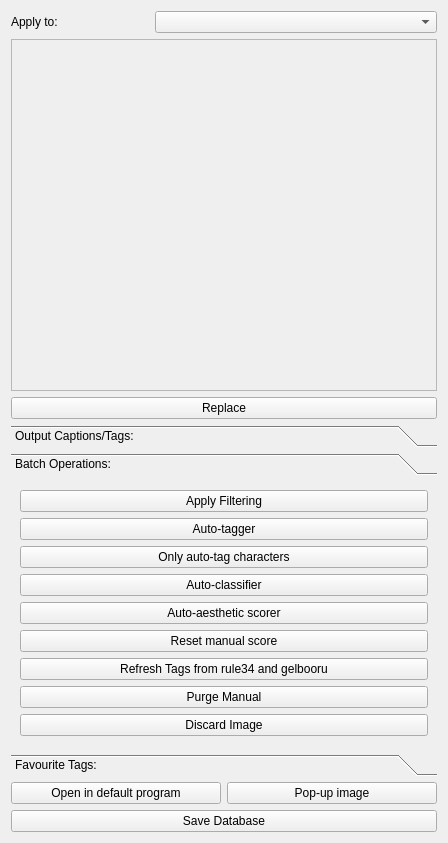
Old version of the form interfaces/databaseToolsBase.ui in the repository HaW-Tagger/HWtagger.
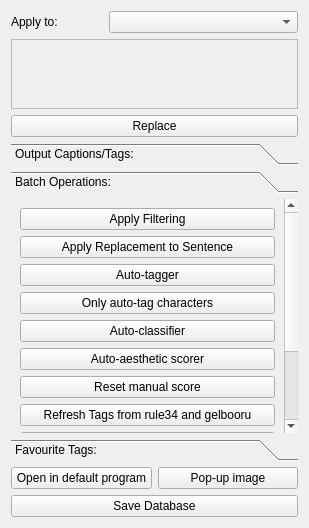
New version of the form. The open tabs and pages were chosen to show the change.

What changed in the file:
```diff
--- a/interfaces/databaseToolsBase.ui
+++ b/interfaces/databaseToolsBase.ui
@@ -6,8 +6,8 @@
    <rect>
     <x>0</x>
     <y>0</y>
-    <width>448</width>
-    <height>843</height>
+    <width>309</width>
+    <height>528</height>
    </rect>
   </property>
   <property name="windowTitle">
@@ -41,8 +41,8 @@
        <rect>
         <x>0</x>
         <y>0</y>
-        <width>428</width>
-        <height>325</height>
+        <width>295</width>
+        <height>116</height>
        </rect>
       </property>
      </widget>
@@ -261,22 +261,42 @@
        <rect>
         <x>0</x>
         <y>0</y>
-        <width>430</width>
-        <height>282</height>
+        <width>284</width>
+        <height>262</height>
        </rect>
       </property>
       <attribute name="label">
        <string>Batch Operations:</string>
       </attribute>
       <layout class="QGridLayout" name="gridLayout_3">
-       <item row="3" column="0">
-        <widget class="QPushButton" name="pushButton_auto_classify">
+       <item row="10" column="0">
+        <widget class="QPushButton" name="pushButton_refresh_tags_from_gelbooru_and_rule34">
          <property name="text">
-          <string>Auto-classifier</string>
+          <string>Refresh Tags from rule34 and gelbooru</string>
          </property>
         </widget>
        </item>
-       <item row="7" column="0">
+       <item row="1" column="0">
+        <widget class="QPushButton" name="pushButton_apply_replacement_to_sentence">
+         <property name="toolTip">
+          <string>Currently doesn't do anything, will be implemented later</string>
+         </property>
+         <property name="text">
+          <string>Apply Replacement to Sentence</string>
+         </property>
+        </widget>
+       </item>
+       <item row="12" column="0">
+        <widget class="QPushButton" name="pushButton_export_images">
+         <property name="toolTip">
+          <string>&lt;html&gt;&lt;head/&gt;&lt;body&gt;&lt;p&gt;This will export the selection (check the apply to section above) to a new directory.&lt;br/&gt;&lt;br/&gt;A pop up will show up and ask for a directory and a group name&lt;/p&gt;&lt;p&gt;&lt;br/&gt;&lt;/p&gt;&lt;p&gt;If a database doesn't exist in the output location, then a new database is created with the same tags.&lt;/p&gt;&lt;p&gt;&lt;br/&gt;&lt;/p&gt;&lt;p&gt;If a database exists, then the images are exported, and the tags are automatically added to the previously exisiting database under the entered group name.&lt;/p&gt;&lt;/body&gt;&lt;/html&gt;</string>
+         </property>
+         <property name="text">
+          <string>Export Images</string>
+         </property>
+        </widget>
+       </item>
+       <item row="8" column="0">
         <widget class="QPushButton" name="pushButton_reset_manual_score">
          <property name="toolTip">
           <string>reset all scores that were changed, and if the threshold are changed, will change the scores, without needing to restart the scorer</string>
@@ -286,39 +306,7 @@
          </property>
         </widget>
        </item>
-       <item row="0" column="0">
-        <widget class="QPushButton" name="pushButton_apply_filtering">
-         <property name="sizePolicy">
-          <sizepolicy hsizetype="Minimum" vsizetype="Fixed">
-           <horstretch>0</horstretch>
-           <verstretch>0</verstretch>
-          </sizepolicy>
-         </property>
-         <property name="minimumSize">
-          <size>
-           <width>50</width>
-           <height>0</height>
-          </size>
-         </property>
-         <property name="toolTip">
-          <string>filter the selction</string>
-         </property>
-         <property name="text">
-          <string>Apply Filtering</string>
-         </property>
-        </widget>
-       </item>
-       <item row="12" column="0">
-        <widget class="QPushButton" name="pushButton_discard_image">
-         <property name="toolTip">
-          <string>discard the selected images by moving it to the discarded folder</string>
-         </property>
-         <property name="text">
-          <string>Discard Image</string>
-         </property>
-        </widget>
-       </item>
-       <item row="10" column="0">
+       <item row="11" column="0">
         <widget class="QPushButton" name="pushButton_purge_manual">
          <property name="toolTip">
           <string>remove all manually edited tags and reviewed conflicts</string>
@@ -328,8 +316,28 @@
          </property>
         </widget>
        </item>
-       <item row="1" column="0">
-        <widget class="QPushButton" name="pushButton_auto_tag">
+       <item row="4" column="0">
+        <widget class="QPushButton" name="pushButton_auto_classify">
+         <property name="toolTip">
+          <string>Use the classifer model and some images will have additional tags for sources if the confidence is high</string>
+         </property>
+         <property name="text">
+          <string>Auto-classifier</string>
+         </property>
+        </widget>
+       </item>
+       <item row="3" column="0">
+        <widget class="QPushButton" name="pushButton_only_tag_characters">
+         <property name="toolTip">
+          <string>Use the Swinv2-3 tagger and only extract identified characters</string>
+         </property>
+         <property name="text">
+          <string>Only auto-tag characters</string>
+         </property>
+        </widget>
+       </item>
+       <item row="0" column="0">
+        <widget class="QPushButton" name="pushButton_apply_filtering">
          <property name="sizePolicy">
           <sizepolicy hsizetype="Minimum" vsizetype="Fixed">
            <horstretch>0</horstretch>
@@ -346,11 +354,11 @@
           <string>use an auto tagger for tagging the image using your preferred tagging method</string>
          </property>
          <property name="text">
-          <string>Auto-tagger</string>
+          <string>Apply Filtering</string>
          </property>
         </widget>
        </item>
-       <item row="4" column="0">
+       <item row="5" column="0">
         <widget class="QPushButton" name="pushButton_auto_score">
          <property name="toolTip">
           <string>use an auto scorer for scoring the image using your preferred scoring method</string>
@@ -360,17 +368,45 @@
          </property>
         </widget>
        </item>
-       <item row="9" column="0">
-        <widget class="QPushButton" name="pushButton_refresh_tags_from_gelbooru_and_rule34">
-         <property name="text">
-          <string>Refresh Tags from rule34 and gelbooru</string>
-         </property>
-        </widget>
-       </item>
        <item row="2" column="0">
-        <widget class="QPushButton" name="pushButton_only_tag_characters">
+        <widget class="QPushButton" name="pushButton_auto_tag">
+         <property name="sizePolicy">
+          <sizepolicy hsizetype="Minimum" vsizetype="Fixed">
+           <horstretch>0</horstretch>
+           <verstretch>0</verstretch>
+          </sizepolicy>
+         </property>
+         <property name="minimumSize">
+          <size>
+           <width>50</width>
+           <height>0</height>
+          </size>
+         </property>
+         <property name="toolTip">
+          <string>use an auto tagger for tagging the image using your preferred tagging method</string>
+         </property>
          <property name="text">
-          <string>Only auto-tag characters</string>
+          <string>Auto-tagger</string>
+         </property>
+        </widget>
+       </item>
+       <item row="13" column="0">
+        <widget class="QPushButton" name="pushButton_discard_image">
+         <property name="toolTip">
+          <string>discard the selected images by moving it to the discarded folder</string>
+         </property>
+         <property name="text">
+          <string>Discard Images</string>
+         </property>
+        </widget>
+       </item>
+       <item row="14" column="0">
+        <widget class="QLineEdit" name="lineEdit_tag_highlight">
+         <property name="toolTip">
+          <string>Enter any word and it'll be highlighted in the tag view, separate multiple tags with comma</string>
+         </property>
+         <property name="placeholderText">
+          <string>Enter text to highlight in tag view</string>
          </property>
         </widget>
        </item>
```
Left out of the diff: 168 changed lines with no effect on the pictures.
